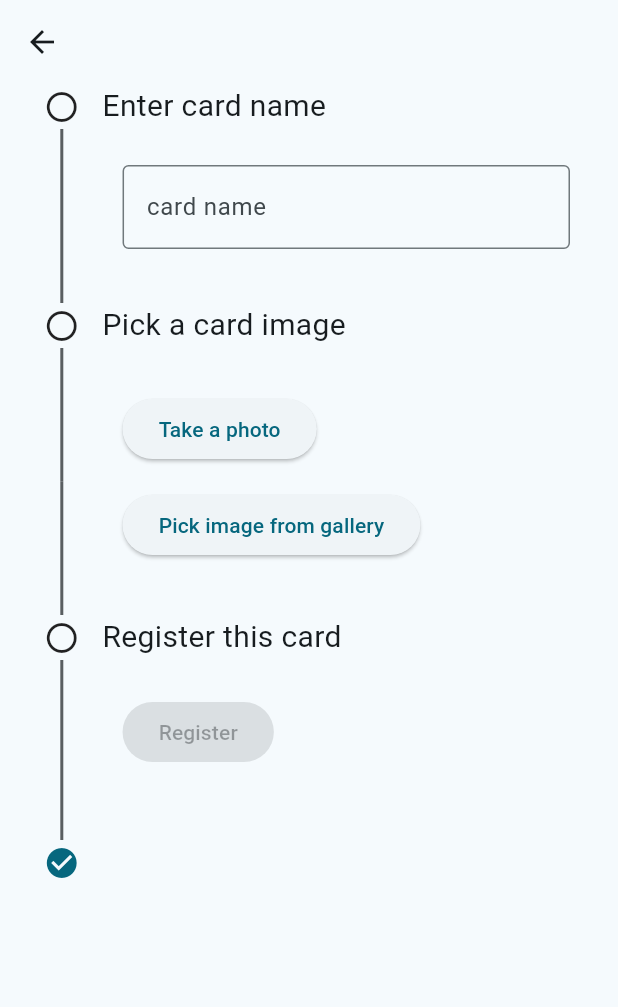
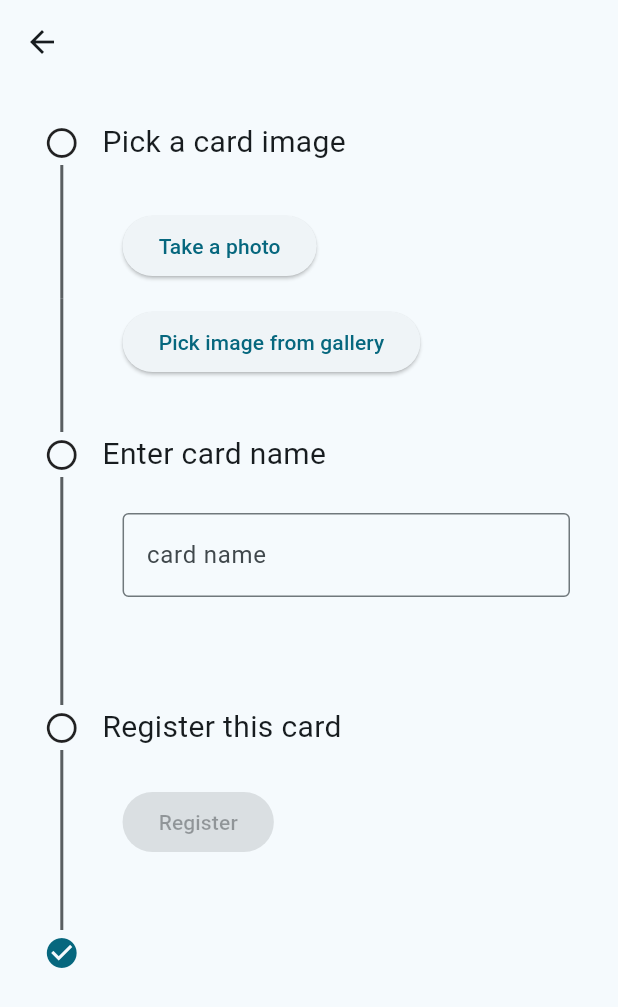
Before and after one commit to Dev-roll/thundercard, a Flutter app: the UploadImagePage screen opened directly with empty values, on a phone screen of 412 x 824 dp. Shown: the top 1007 px of the screen. Run offline on Flutter 3.47's test engine with Material 2 defaults, Android fonts, the phone set to English and light mode, and no system bars; drawn by our look-alikes of dynamic_color, timeline_tile; our stand-ins replace cloud_firestore, file_picker, firebase_auth, firebase_core, firebase_storage, flutter_chat_types and 10 more; missing offline and left inert: dart:ffi, flutter_firebase_chat_core, flutterfire_ui, google_mlkit_text_recognition, qr_code_scanner; accounts and stored records are empty; network calls fail; statements that could not run were skipped.

Commit message:
chore: 画像による名刺追加を改善

```diff
--- a/lib/account.dart
+++ b/lib/account.dart
@@ -65,7 +65,6 @@ class _AccountState extends State<Account> {
                         padding: const EdgeInsets.all(16.0),
                         child: CardInfo(
                             cardId: user['my_cards'][0],
-                            display: 'all',
                             editable: true),
                       ),
                     )),
--- a/lib/upload_image_page.dart
+++ b/lib/upload_image_page.dart
@@ -81,13 +81,28 @@ class _UploadImagePageState extends State<UploadImagePage> {
       doc.set({
         'thumbnail': '$imageURL',
         'is_user': false,
-      }).then((value) => print("DocumentSnapshot successfully updated!"),
-          onError: (e) => print("Error updating document $e"));
-      doc.collection('account').add({
-        'key': 'name',
-        'value': _nameController.text,
-        'display': {'all': true, 'card': true, 'profile': true},
-        'tag': 'profile',
+        'account': {
+          'profiles': {
+            'name': _nameController.text,
+            'bio': {
+              'value': '',
+              'display': {'extended': true, 'normal': true},
+            },
+            'company': {
+              'value': '',
+              'display': {'extended': true, 'normal': true},
+            },
+            'position': {
+              'value': '',
+              'display': {'extended': true, 'normal': true},
+            },
+            'address': {
+              'value': '',
+              'display': {'extended': true, 'normal': true},
+            },
+          },
+          'links': [],
+        },
       }).then((value) => print("DocumentSnapshot successfully updated!"),
           onError: (e) => print("Error updating document $e"));
     }
@@ -137,110 +152,8 @@ class _UploadImagePageState extends State<UploadImagePage> {
         body: SafeArea(
           child: ListView(
             children: <Widget>[
-              //1st
-              TimelineTile(
-                isFirst: true,
-                alignment: TimelineAlign.manual,
-                lineXY: 0.1,
-                beforeLineStyle: LineStyle(
-                  color: _nameController.text != ''
-                      ? Theme.of(context).colorScheme.primary
-                      : Theme.of(context)
-                          .colorScheme
-                          .onBackground
-                          .withOpacity(0.7),
-                  thickness: 2,
-                ),
-                indicatorStyle: IndicatorStyle(
-                  indicatorXY: 0.44,
-                  drawGap: true,
-                  width: 30,
-                  height: 30,
-                  indicator: _nameController.text == '' && image != null
-                      ? Icon(
-                          Icons.error_outline,
-                          color: Theme.of(context).colorScheme.error,
-                        )
-                      : _nameController.text == ''
-                          ? const Icon(Icons.circle_outlined)
-                          : Icon(
-                              Icons.check_circle,
-                              color: Theme.of(context).colorScheme.primary,
-                            ),
-                ),
-                startChild: Padding(
-                  padding: const EdgeInsets.only(
-                      left: 16, right: 12, top: 0, bottom: 0),
-                  child: Column(
-                    // alignment: const Alignment(0.0, 0),
-                    crossAxisAlignment: CrossAxisAlignment.end,
-                    children: const <Widget>[
-                      Text(
-                        '',
-                        style: TextStyle(
-                          fontSize: 20,
-                          // fontWeight: FontWeight.bold,
-                        ),
-                      ),
-                    ],
-                  ),
-                ),
-                endChild: Padding(
-                  padding: const EdgeInsets.only(
-                      left: 12, right: 32, top: 0, bottom: 0),
-                  child: Column(
-                    crossAxisAlignment: CrossAxisAlignment.start,
-                    children: const <Widget>[
-                      Text(
-                        'Enter card name',
-                        style: TextStyle(
-                          fontSize: 20,
-                          // fontWeight: FontWeight.bold,
-                        ),
-                      ),
-                    ],
-                  ),
-                ),
-              ),
-              TimelineTile(
-                alignment: TimelineAlign.manual,
-                lineXY: 0.1,
-                beforeLineStyle: LineStyle(
-                  color: _nameController.text != ''
-                      ? Theme.of(context).colorScheme.primary
-                      : Theme.of(context)
-                          .colorScheme
-                          .onBackground
-                          .withOpacity(0.7),
-                  thickness: 2,
-                ),
-                hasIndicator: false,
-                endChild: Padding(
-                  padding: const EdgeInsets.only(
-                      left: 28, right: 32, top: 24, bottom: 36),
-                  child: Column(
-                    crossAxisAlignment: CrossAxisAlignment.start,
-                    children: <Widget>[
-                      TextField(
-                        onChanged: (value) {
-                          setState(() {
-                            _editText = value;
-                          });
-                        },
-                        controller: _nameController,
-                        decoration: const InputDecoration(
-                          border: OutlineInputBorder(),
-                          labelText: 'card name',
-                          hintText: 'Enter name',
-                        ),
-                        textInputAction: TextInputAction.done,
-                      ),
-                    ],
-                  ),
-                ),
-              ),
-
-              // 2nd
+              const SizedBox(height: 24),
+              // 1st
               TimelineTile(
                 alignment: TimelineAlign.manual,
                 lineXY: 0.1,
@@ -258,12 +171,17 @@ class _UploadImagePageState extends State<UploadImagePage> {
                   drawGap: true,
                   width: 30,
                   height: 30,
-                  indicator: image == null
-                      ? const Icon(Icons.circle_outlined)
-                      : Icon(
-                          Icons.check_circle,
-                          color: Theme.of(context).colorScheme.primary,
-                        ),
+                  indicator: image == null && _nameController.text != ''
+                      ? Icon(
+                          Icons.error_outline,
+                          color: Theme.of(context).colorScheme.error,
+                        )
+                      : _nameController.text == ''
+                          ? const Icon(Icons.circle_outlined)
+                          : Icon(
+                              Icons.check_circle,
+                              color: Theme.of(context).colorScheme.primary,
+                            ),
                 ),
                 startChild: Padding(
                   padding: const EdgeInsets.only(
@@ -334,10 +252,110 @@ class _UploadImagePageState extends State<UploadImagePage> {
                           ),
                         ],
                       ),
+                    ],
+                  ),
+                ),
+              ),
+
+              //2nd
+              TimelineTile(
+                isFirst: true,
+                alignment: TimelineAlign.manual,
+                lineXY: 0.1,
+                beforeLineStyle: LineStyle(
+                  color: _nameController.text != ''
+                      ? Theme.of(context).colorScheme.primary
+                      : Theme.of(context)
+                          .colorScheme
+                          .onBackground
+                          .withOpacity(0.7),
+                  thickness: 2,
+                ),
+                indicatorStyle: IndicatorStyle(
+                  indicatorXY: 0.44,
+                  drawGap: true,
+                  width: 30,
+                  height: 30,
+                  indicator: _nameController.text == ''
+                      ? const Icon(Icons.circle_outlined)
+                      : Icon(
+                          Icons.check_circle,
+                          color: Theme.of(context).colorScheme.primary,
+                        ),
+                ),
+                startChild: Padding(
+                  padding: const EdgeInsets.only(
+                      left: 16, right: 12, top: 0, bottom: 0),
+                  child: Column(
+                    // alignment: const Alignment(0.0, 0),
+                    crossAxisAlignment: CrossAxisAlignment.end,
+                    children: const <Widget>[
+                      Text(
+                        '',
+                        style: TextStyle(
+                          fontSize: 20,
+                          // fontWeight: FontWeight.bold,
+                        ),
+                      ),
+                    ],
+                  ),
+                ),
+                endChild: Padding(
+                  padding: const EdgeInsets.only(
+                      left: 12, right: 32, top: 0, bottom: 0),
+                  child: Column(
+                    crossAxisAlignment: CrossAxisAlignment.start,
+                    children: const <Widget>[
+                      Text(
+                        'Enter card name',
+                        style: TextStyle(
+                          fontSize: 20,
+                          // fontWeight: FontWeight.bold,
+                        ),
+                      ),
+                    ],
+                  ),
+                ),
+              ),
+              TimelineTile(
+                alignment: TimelineAlign.manual,
+                lineXY: 0.1,
+                beforeLineStyle: LineStyle(
+                  color: _nameController.text != ''
+                      ? Theme.of(context).colorScheme.primary
+                      : Theme.of(context)
+                          .colorScheme
+                          .onBackground
+                          .withOpacity(0.7),
+                  thickness: 2,
+                ),
+                hasIndicator: false,
+                endChild: Padding(
+                  padding: const EdgeInsets.only(
+                      left: 28, right: 32, top: 24, bottom: 36),
+                  child: Column(
+                    crossAxisAlignment: CrossAxisAlignment.start,
+                    children: <Widget>[
+                      TextField(
+                        onChanged: (value) {
+                          setState(() {
+                            _editText = value;
+                          });
+                        },
+                        controller: _nameController,
+                        decoration: const InputDecoration(
+                          border: OutlineInputBorder(),
+                          labelText: 'card name',
+                          hintText: 'Enter name',
+                        ),
+                        textInputAction: TextInputAction.done,
+                      ),
+                      const SizedBox(height: 36),
                       image != null
                           ? Column(
+                              crossAxisAlignment: CrossAxisAlignment.start,
                               children: [
-                                const Text('検出されたテキスト'),
+                                const Text('検出されたテキスト（β）'),
                                 TextField(
                                   keyboardType: TextInputType.multiline,
                                   maxLines: null,
--- a/lib/widgets/card_info.dart
+++ b/lib/widgets/card_info.dart
@@ -9,11 +9,9 @@ class CardInfo extends StatelessWidget {
   const CardInfo({
     Key? key,
     required this.cardId,
-    required this.display,
     required this.editable,
   }) : super(key: key);
   final String cardId;
-  final String display;
   final bool editable;
 
   @override
```
Also changed, not shown: lib/card_details.dart (+15 -3 lines), lib/list.dart (+5 -18 lines), lib/widgets/maintenance.dart (+57 -25 lines).
